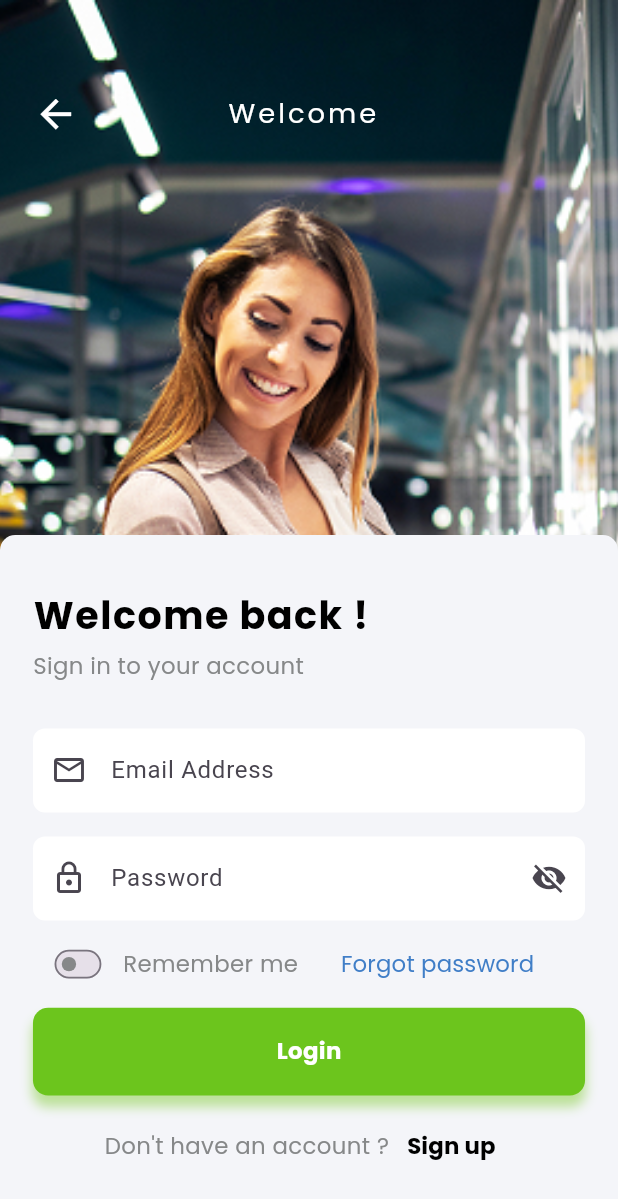
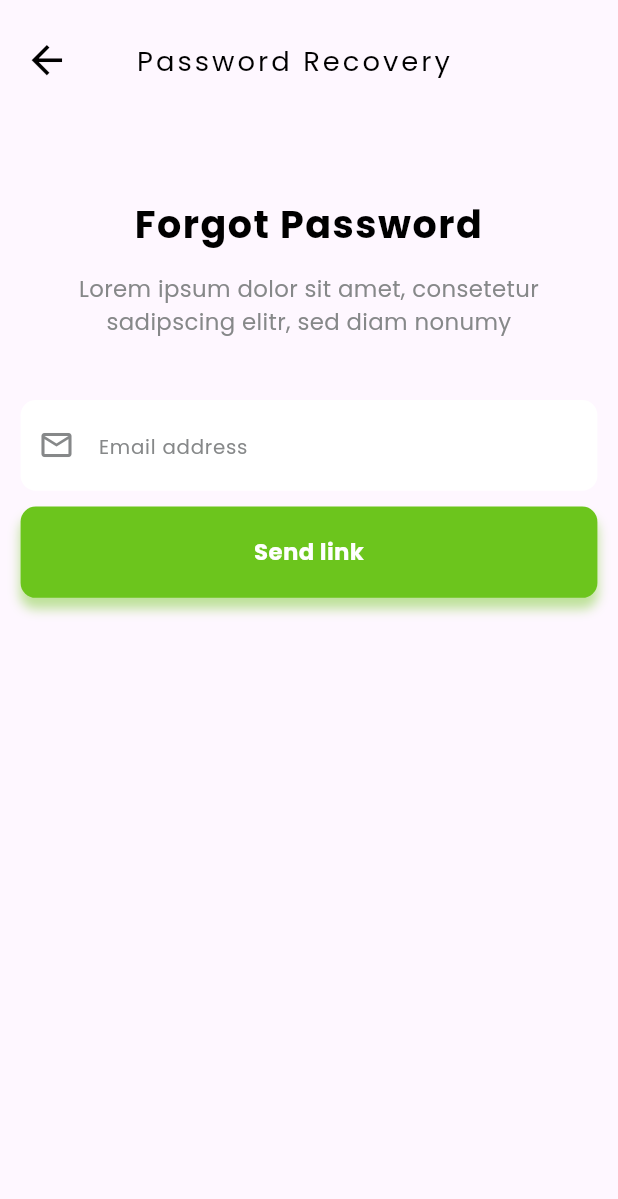
Before and after one commit to azizmobile1/grocery_app, a Flutter app: the LoginScreen screen opened directly, after a tap on "Forgot password", on a phone screen of 412 x 824 dp. Shown: the top 1199 px of the screen. Run offline on Flutter 3.47's test engine with Material 3 defaults, Android fonts, the phone set to English and light mode, and no system bars; our stand-ins replace flutter_screenutil, flutter_svg.

Commit message:
cart screen va forgot_pasword screen qoshildi

```diff
--- /dev/null
+++ b/lib/screens/forgot_password_screen.dart
@@ -0,0 +1,101 @@
+import 'package:flutter/material.dart';
+import 'package:flutter_screenutil/flutter_screenutil.dart';
+import 'package:grocery_app/screens/login_screen.dart';
+import 'package:grocery_app/utils/app_colors.dart';
+import 'package:grocery_app/utils/app_text_style.dart';
+import 'package:grocery_app/widgets/build_tap_widget.dart';
+
+class ForgotPasswordScreen extends StatefulWidget {
+  const ForgotPasswordScreen({super.key});
+
+  @override
+  State<ForgotPasswordScreen> createState() => _ForgotPasswordScreenState();
+}
+
+class _ForgotPasswordScreenState extends State<ForgotPasswordScreen> {
+  @override
+  Widget build(BuildContext context) {
+    return Scaffold(
+      appBar: AppBar(
+        toolbarHeight: 80.h,
+        automaticallyImplyLeading: false,
+        centerTitle: true,
+        title: Row(
+          children: [
+            GestureDetector(
+              onTap: () {
+                Navigator.push(
+                  context,
+                  MaterialPageRoute(
+                    builder: (context) {
+                      return LoginScreen();
+                    },
+                  ),
+                );
+              },
+              child: Icon(
+                Icons.arrow_back,
+                color: AppColors.text2,
+                size: 30.sp,
+              ),
+            ),
+            SizedBox(width: 40.w),
+            Text("Password Recovery", style: AppTextStyle.style14),
+          ],
+        ),
+      ),
+      body: Column(
+        children: [
+          SizedBox(height: 50.h),
+          Center(
+            child: Column(
+              spacing: 2,
+              children: [
+                SizedBox(
+                  width: 280.w,
+                  child: Text(
+                    textAlign: TextAlign.center,
+                    "Forgot Password",
+                    style: AppTextStyle.style7,
+                  ),
+                ),
+                SizedBox(height: 10.h),
+                SizedBox(
+                  width: 330.w,
+                  child: Text(
+                    textAlign: TextAlign.center,
+                    maxLines: 2,
+                    "Lorem ipsum dolor sit amet, consetetur sadipscing elitr, sed diam nonumy",
+                    style: AppTextStyle.style8,
+                  ),
+                ),
+              ],
+            ),
+          ),
+          SizedBox(height: 40.h),
+          SizedBox(
+            height: 60.h,
+            width: 350.w,
+            child: TextField(
+              decoration: InputDecoration(
+                prefixIcon: Icon(Icons.email_outlined, color: AppColors.text1),
+                hintText: "Email address",
+                hintStyle: AppTextStyle.style13,
+                filled: true,
+                fillColor: AppColors.white,
+                contentPadding: EdgeInsets.symmetric(vertical: 18.h),
+                border: OutlineInputBorder(
+                  borderRadius: BorderRadius.circular(10.r),
+                  borderSide: BorderSide.none,
+                ),
+              ),
+              keyboardType: TextInputType.emailAddress,
+            ),
+          ),
+          SizedBox(height: 10.h),
+          BuildTapWidget(text: "Send link"),
+        ],
+      ),
+    );
+  }
+}
--- a/lib/screens/login_screen.dart
+++ b/lib/screens/login_screen.dart
@@ -1,5 +1,6 @@
 import 'package:flutter/material.dart';
 import 'package:flutter_screenutil/flutter_screenutil.dart';
+import 'package:grocery_app/screens/forgot_password_screen.dart';
 import 'package:grocery_app/screens/home_screen.dart';
 import 'package:grocery_app/screens/signup_screen.dart';
 import 'package:grocery_app/screens/welcome_screen.dart';
@@ -118,7 +119,14 @@ class _LoginScreenState extends State<LoginScreen> {
                       Text("Remember me", style: AppTextStyle.style8),
                       SizedBox(width: 15.w),
                       TextButton(
-                        onPressed: () {},
+                        onPressed: () {
+                          Navigator.push(
+                            context,
+                            MaterialPageRoute(
+                              builder: (context) => ForgotPasswordScreen(),
+                            ),
+                          );
+                        },
                         style: ButtonStyle(
                           overlayColor: MaterialStateProperty.all(
                             AppColors.link.withOpacity(0.2),
--- a/lib/screens/onboarding_screen.dart
+++ b/lib/screens/onboarding_screen.dart
@@ -6,7 +6,6 @@ import 'package:grocery_app/screens/welcome_screen.dart';
 import 'package:grocery_app/utils/app_colors.dart';
 import 'package:grocery_app/utils/app_media.dart';
 import 'package:grocery_app/utils/app_text_style.dart';
-import 'package:grocery_app/widgets/build_tap_widget.dart';
 
 class OnboardingScreen extends StatefulWidget {
   const OnboardingScreen({super.key});
--- a/lib/screens/shopping_method_screen.dart
+++ b/lib/screens/shopping_method_screen.dart
@@ -10,6 +10,6 @@ class ShoppingMethodScreen extends StatefulWidget {
 class _ShoppingMethodScreenState extends State<ShoppingMethodScreen> {
   @override
   Widget build(BuildContext context) {
-    return Scaffold(body: Center(child: Text("SHopping Method Screen")));
+    return Scaffold(body: Center(child: Text("Shopping Method Screen")));
   }
 }
--- a/lib/utils/app_text_style.dart
+++ b/lib/utils/app_text_style.dart
@@ -91,4 +91,10 @@ class AppTextStyle {
     fontWeight: FontWeight.w400,
     overflow: TextOverflow.ellipsis,
   );
+  static TextStyle style17 = TextStyle(
+    fontSize: 12.sp,
+    color: AppColors.primaryDark,
+    fontWeight: FontWeight.w500,
+    fontFamily: "Poppins",
+  );
 }
--- a/lib/widgets/build_tap_widget.dart
+++ b/lib/widgets/build_tap_widget.dart
@@ -16,6 +16,8 @@ class _BuildTapWidgetState extends State<BuildTapWidget> {
   @override
   Widget build(BuildContext context) {
     return Container(
+      height: 60.h,
+      width: 350.w,
       alignment: Alignment.center,
       padding: EdgeInsets.symmetric(vertical: 18.h),
       decoration: BoxDecoration(
```
Also changed, not shown: lib/main.dart (+1 -7 lines), lib/screens/card_screen.dart (+26 -16 lines).
